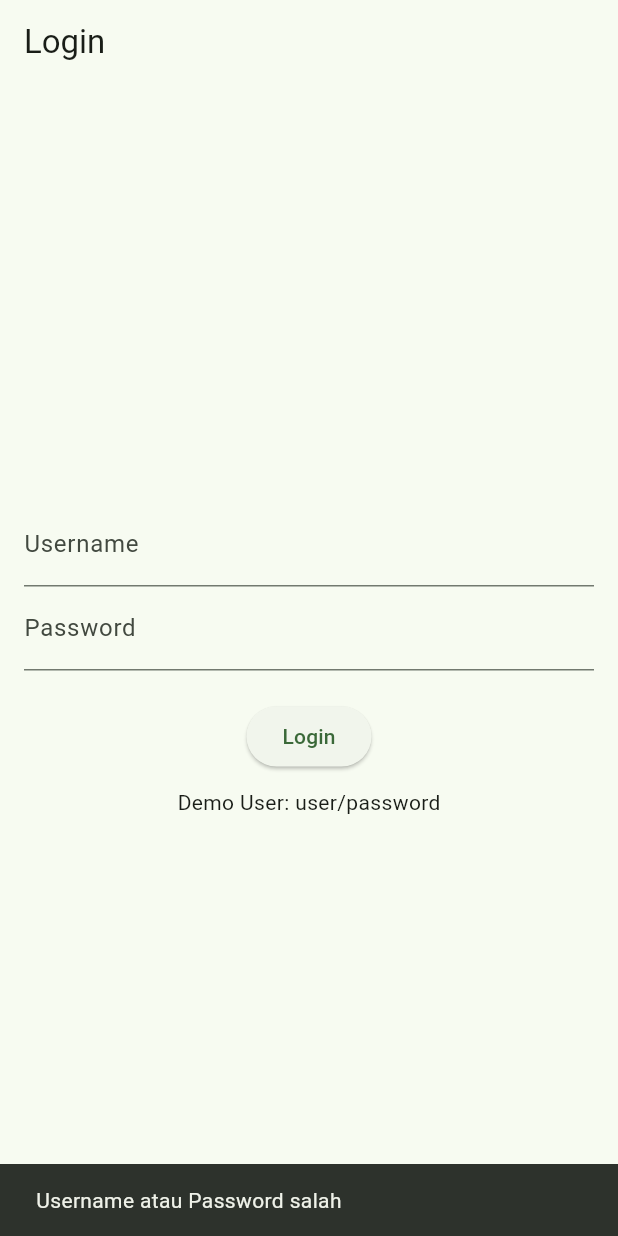
After one commit to safitriadelia339-dev/UAS_EcoPatrol, a Flutter app: the screen it shows after launch, after a tap on "Login", on a phone screen of 412 x 824 dp. The commit adds this screen. Run offline on Flutter 3.47's test engine with Material 3 defaults, Android fonts, the phone set to English and light mode, and no system bars; our stand-ins replace flutter_riverpod, geolocator, image_picker, sqflite; accounts and stored records are empty.

Commit message:
punya resi

```diff
--- a/lib/Screens/dashboard/dashboard_screen.dart
+++ b/lib/Screens/dashboard/dashboard_screen.dart
@@ -16,10 +16,7 @@ class DashboardScreen extends ConsumerWidget {
     final pending = total - selesai;
 
     return Scaffold(
-      appBar: AppBar(
-        title: const Text("EcoPatrol"),
-        centerTitle: true,
-      ),
+      appBar: AppBar(title: const Text("EcoPatrol"), centerTitle: true),
 
       body: Padding(
         padding: const EdgeInsets.all(16),
--- /dev/null
+++ b/lib/Screens/login/login_screen.dart
@@ -0,0 +1,73 @@
+import 'package:flutter/material.dart';
+import 'package:flutter_riverpod/flutter_riverpod.dart';
+import 'package:uas_themonitor/providers/auth_providers.dart';
+
+class LoginScreen extends ConsumerStatefulWidget {
+  const LoginScreen({super.key});
+
+  @override
+  ConsumerState<LoginScreen> createState() => _LoginScreenState();
+}
+
+class _LoginScreenState extends ConsumerState<LoginScreen> {
+  final _usernameController = TextEditingController();
+  final _passwordController = TextEditingController();
+  bool _isLoading = false;
+
+  Future<void> _login() async {
+    setState(() {
+      _isLoading = true;
+    });
+
+    final success = await ref
+        .read(authProvider.notifier)
+        .login(_usernameController.text, _passwordController.text);
+
+    setState(() {
+      _isLoading = false;
+    });
+
+    if (success) {
+      // Navigasi ke Home atau Screen setelah login
+      // Contoh: Navigator.of(context).pushReplacementNamed('/home');
+      ScaffoldMessenger.of(
+        context,
+      ).showSnackBar(const SnackBar(content: Text('Login Berhasil!')));
+    } else {
+      ScaffoldMessenger.of(context).showSnackBar(
+        const SnackBar(content: Text('Username atau Password salah')),
+      );
+    }
+  }
+
+  @override
+  Widget build(BuildContext context) {
+    // Contoh pengguna default: user/password (dibuat di DbHelper)
+    return Scaffold(
+      appBar: AppBar(title: const Text('Login')),
+      body: Padding(
+        padding: const EdgeInsets.all(16.0),
+        child: Column(
+          mainAxisAlignment: MainAxisAlignment.center,
+          children: [
+            TextField(
+              controller: _usernameController,
+              decoration: const InputDecoration(labelText: 'Username'),
+            ),
+            TextField(
+              controller: _passwordController,
+              decoration: const InputDecoration(labelText: 'Password'),
+              obscureText: true,
+            ),
+            const SizedBox(height: 20),
+            _isLoading
+                ? const CircularProgressIndicator()
+                : ElevatedButton(onPressed: _login, child: const Text('Login')),
+            const SizedBox(height: 10),
+            const Text('Demo User: user/password'),
+          ],
+        ),
+      ),
+    );
+  }
+}
--- /dev/null
+++ b/lib/database/db_helper.dart
@@ -0,0 +1,83 @@
+import 'package:sqflite/sqflite.dart';
+import 'package:path/path.dart';
+
+class DbHelper {
+  static final DbHelper _instance = DbHelper._internal();
+  factory DbHelper() => _instance;
+  DbHelper._internal();
+
+  static Database? _database;
+
+  Future<Database> get database async {
+    if (_database != null) return _database!;
+    _database = await _initDb();
+    return _database!;
+  }
+
+  Future<Database> _initDb() async {
+    final dbPath = await getDatabasesPath();
+    final path = join(dbPath, 'app_database.db');
+
+    return await openDatabase(path, version: 1, onCreate: _onCreate);
+  }
+
+  void _onCreate(Database db, int version) async {
+    // Tabel Laporan (Report)
+    await db.execute('''
+      CREATE TABLE reports(
+        id TEXT PRIMARY KEY,
+        title TEXT,
+        description TEXT,
+        imagePath TEXT,
+        latitude REAL,
+        longitude REAL,
+        status TEXT,
+        createdAt TEXT
+      )
+    ''');
+
+    // Tabel Pengguna (User) untuk login
+    await db.execute('''
+      CREATE TABLE users(
+        id INTEGER PRIMARY KEY AUTOINCREMENT,
+        username TEXT UNIQUE,
+        password TEXT
+      )
+    ''');
+
+    // Contoh pengguna untuk login
+    await db.insert('users', {'username': 'user', 'password': 'password'});
+  }
+
+  // --- Operasi Report ---
+
+  Future<int> insertReport(String table, Map<String, dynamic> data) async {
+    final db = await database;
+    return db.insert(table, data, conflictAlgorithm: ConflictAlgorithm.replace);
+  }
+
+  Future<List<Map<String, dynamic>>> getReports(String table) async {
+    final db = await database;
+    // Urutkan berdasarkan tanggal dibuat terbaru
+    return db.query(table, orderBy: 'createdAt DESC');
+  }
+
+  // --- Operasi User/Auth ---
+
+  Future<Map<String, dynamic>?> authenticateUser(
+    String username,
+    String password,
+  ) async {
+    final db = await database;
+    List<Map<String, dynamic>> result = await db.query(
+      'users',
+      where: 'username = ? AND password = ?',
+      whereArgs: [username, password],
+    );
+
+    if (result.isNotEmpty) {
+      return result.first;
+    }
+    return null;
+  }
+}
--- a/lib/main.dart
+++ b/lib/main.dart
@@ -1,10 +1,17 @@
 import 'package:flutter/material.dart';
 import 'package:flutter_riverpod/flutter_riverpod.dart';
 
-import 'screens/dashboard/dashboard_screen.dart';
-import 'screens/add_report_screen.dart';
+import 'package:uas_themonitor/Screens/login/login_screen.dart';
+import 'package:uas_themonitor/Screens/settings/settings_screen.dart'; // Jika ada tombol settings/logout
+import 'package:uas_themonitor/providers/auth_providers.dart';
+import 'package:uas_themonitor/database/db_helper.dart';
+import 'package:uas_themonitor/Screens/add_report_screen.dart';
+import 'package:uas_themonitor/Screens/dashboard/dashboard_screen.dart';
 
 void main() {
+  WidgetsFlutterBinding.ensureInitialized();
+  DbHelper();
+
   runApp(const ProviderScope(child: MyApp()));
 }
 
@@ -21,14 +28,14 @@ class MyApp extends StatelessWidget {
         colorScheme: ColorScheme.fromSeed(seedColor: Colors.green),
       ),
 
-      // Kalau ada login, ganti jadi '/login'
-      initialRoute: '/',
+      home: const AuthWrapper(),
+      routes: {
+        '/dashboard': (context) => const DashboardScreen(),
+        '/add': (context) => const AddReportScreen(),
+        '/settings': (context) => const SettingsScreen(),
 
-      //ROUTES (Daftar semua halaman)
-      routes: {
-        '/': (context) => const DashboardScreen(), // Home/Dashboard
-        '/add': (context) =>
-            const AddReportScreen(), // Tambah Laporan (Mahasiswa 2)
+        // Halaman otentikasi
+        '/login': (context) => const LoginScreen(),
       },
 
       //ON GENERATE ROUTE (untuk route dengan arguments)
@@ -45,3 +52,25 @@ class MyApp extends StatelessWidget {
     );
   }
 }
+
+// 4. Widget baru yang memeriksa status login menggunakan Riverpod
+class AuthWrapper extends ConsumerWidget {
+  const AuthWrapper({super.key});
+
+  @override
+  Widget build(BuildContext context, WidgetRef ref) {
+    // Memantau status otentikasi
+    final isAuthenticated = ref.watch(isAuthenticatedProvider);
+
+    //
+
+    // Jika sudah login, tampilkan DashboardScreen
+    if (isAuthenticated) {
+      return const DashboardScreen();
+    }
+    // Jika belum login, tampilkan LoginScreen
+    else {
+      return const LoginScreen();
+    }
+  }
+}
--- /dev/null
+++ b/lib/models/user_model.dart
@@ -0,0 +1,6 @@
+class UserModel {
+  final int id;
+  final String username;
+
+  UserModel({required this.id, required this.username});
+}
--- /dev/null
+++ b/lib/providers/auth_providers.dart
@@ -0,0 +1,36 @@
+import 'package:flutter_riverpod/flutter_riverpod.dart';
+import 'package:uas_themonitor/database/db_helper.dart';
+import 'package:uas_themonitor/models/user_model.dart';
+
+class AuthNotifier extends StateNotifier<UserModel?> {
+  AuthNotifier() : super(null); // UserModel? (null jika belum login)
+
+  final DbHelper _dbHelper = DbHelper();
+
+  Future<bool> login(String username, String password) async {
+    final userData = await _dbHelper.authenticateUser(username, password);
+
+    if (userData != null) {
+      state = UserModel(
+        id: userData['id'] as int,
+        username: userData['username'] as String,
+      );
+      return true;
+    }
+    state = null;
+    return false;
+  }
+
+  void logout() {
+    state = null;
+  }
+}
+
+final authProvider = StateNotifierProvider<AuthNotifier, UserModel?>(
+  (ref) => AuthNotifier(),
+);
+
+// Provider untuk mengecek status login
+final isAuthenticatedProvider = Provider<bool>((ref) {
+  return ref.watch(authProvider) != null;
+});
--- a/pubspec.yaml
+++ b/pubspec.yaml
@@ -37,6 +37,9 @@ dependencies:
   flutter_riverpod: ^2.5.1
   image_picker: ^1.2.1
   geolocator: ^14.0.2
+  sqflite:
+  path:
+  uuid: ^4.4.0
 
 dev_dependencies:
   flutter_test:
```
Also changed, not shown: lib/Screens/settings/settings_screen.dart (added, +41 -0 lines), lib/models/report_model.dart (+30 -0 lines), lib/providers/report_provider.dart (+22 -6 lines), pubspec.lock, 1 other file.
